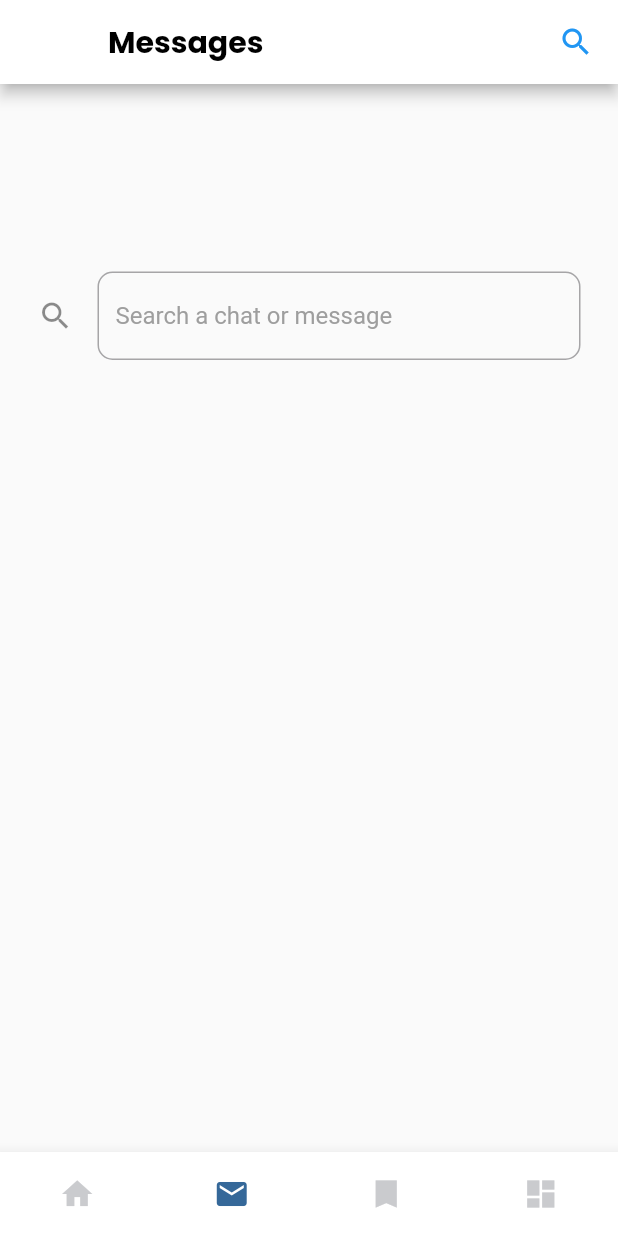
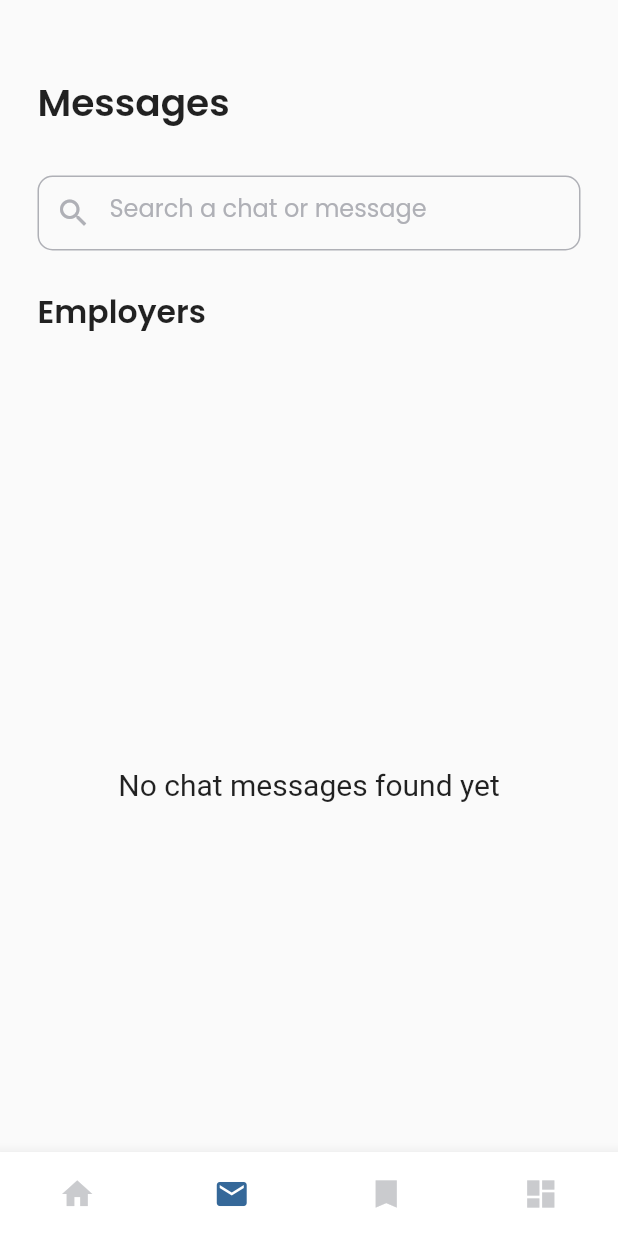
Before and after one commit to noemialcantara/labor-link-mobile, a Flutter app: the screen it shows once a user with an empty profile is signed in, item 2 of the bottom bar chosen, on a phone screen of 412 x 824 dp. Run offline on Flutter 3.47's test engine with Material 3 defaults, Android fonts, the phone set to English and light mode, and no system bars; drawn by our look-alikes of animated_bottom_navigation_bar; our stand-ins replace auto_size_text, cached_network_image, cloud_firestore, emoji_picker_flutter, firebase_auth, firebase_core and 4 more; missing offline and left inert: desktop_drop, flutter_notification_channel, mobkit_dashed_border, random_avatar; accounts and stored records are empty.

Commit message:
[UPDATE] - messages screen

```diff
--- a/lib/screens/MessagesScreen.dart
+++ b/lib/screens/MessagesScreen.dart
@@ -117,47 +117,7 @@
 
   @override
   Widget build(BuildContext context) {
-    return Scaffold(
-      appBar: AppBar(
-        title: Row(
-          // Reverse children order for right-aligned search icon
-          children: [
-            Expanded(
-              child: Text(
-                'Messages',
-                style: GoogleFonts.poppins(
-                  fontSize: 20,
-                  fontWeight: FontWeight.bold,
-                  color: Colors.black,
-                ),
-              ),
-            ),
-            const SizedBox(width: 185), // Spacing between text and icon
-            const Icon(Icons.search, color: Colors.blue),
-          ],
-        ),
-        backgroundColor: Colors.white,
-      ),
-      body: SingleChildScrollView(
-        child: Padding(
-          padding: const EdgeInsets.all(25),
-          child: Column(
-            children: [
-              //Employer Message Section (Can be replaced with your message list)
-              const SizedBox(height: 100),
-              TextField(
-                decoration: InputDecoration(
-                  icon: const Icon(Icons.search), // Leading search icon (not needed)
-                  hintText: "Search a chat or message",
-                  hintStyle: const TextStyle(color: Colors.grey),
-                  border: OutlineInputBorder(
-                    borderRadius: BorderRadius.circular(10),
-                  ),
-                ),
-              ),
-            ],
-          ),
-          body: Column(
+    return Column(
             mainAxisAlignment: MainAxisAlignment.start,
             crossAxisAlignment: CrossAxisAlignment.start,
             children: [
@@ -252,8 +212,6 @@
             },
           ),
             )
-        ])),
-      ),
-    );
+        ]);
   }
 }
```
